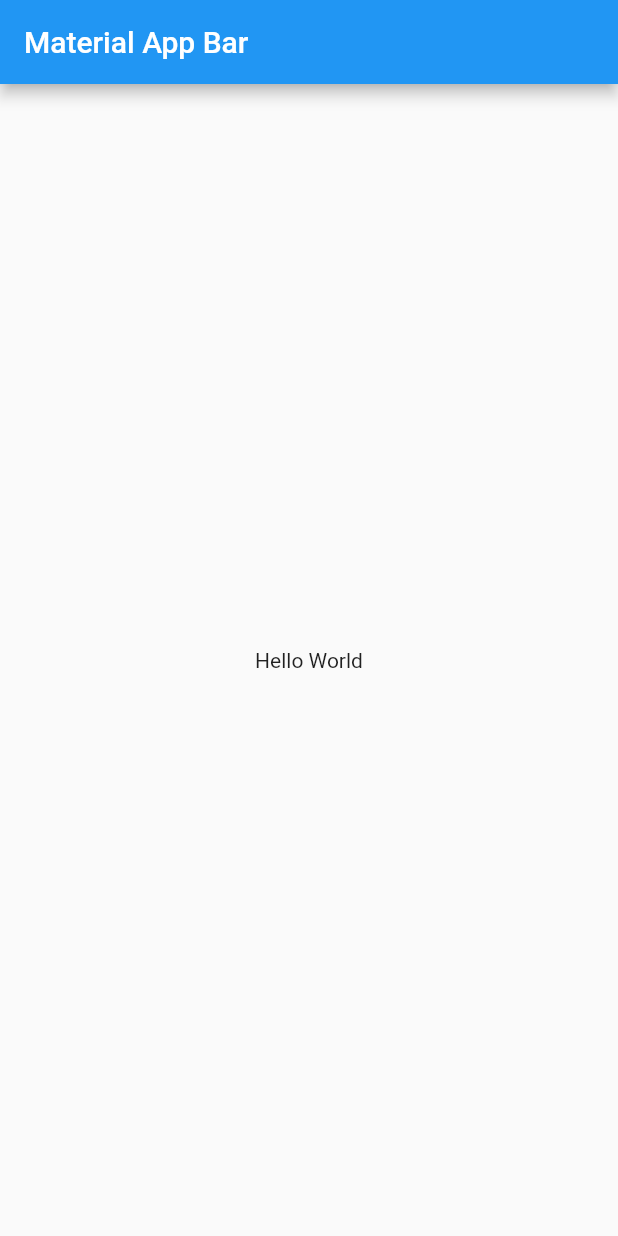
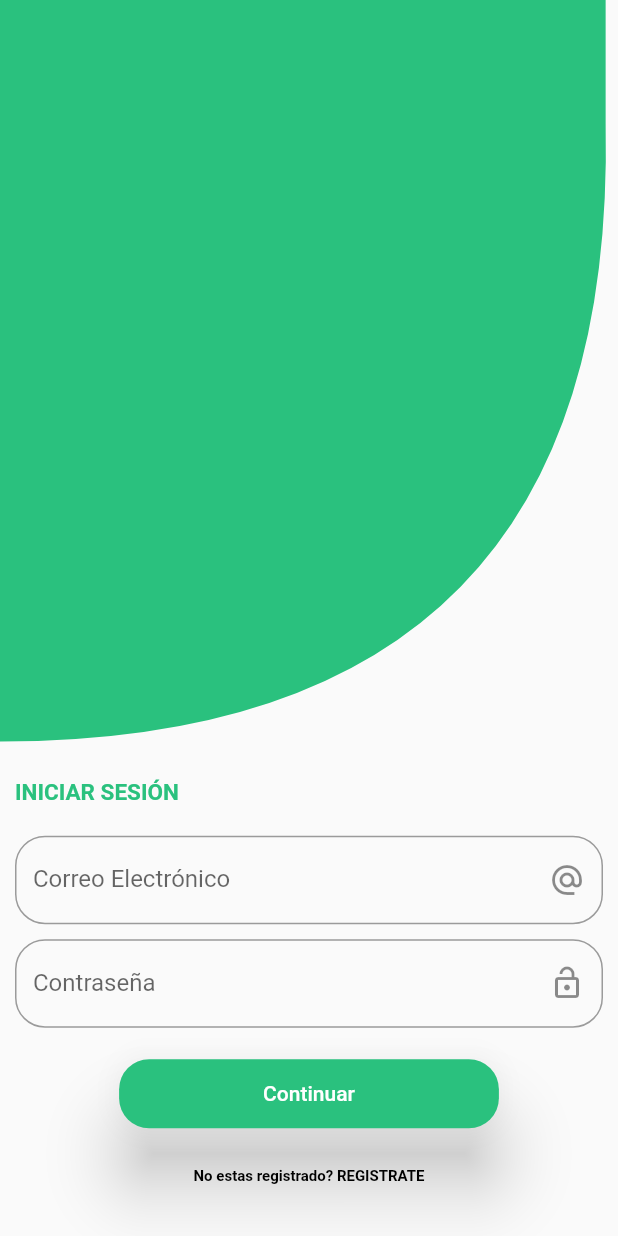
Before and after one commit to CristianX/SFTAgro, a Flutter app: the screen it shows after launch, on a phone screen of 412 x 824 dp. Run offline on Flutter 3.47's test engine with Material 2 defaults, Android fonts, the phone set to English and light mode, and no system bars.

Commit message:
Implementada la vista de login

```diff
--- a/lib/main.dart
+++ b/lib/main.dart
@@ -1,7 +1,7 @@
 import 'package:flutter/material.dart';
 
+import 'package:stfagro/src/pages/login_page.dart';
 
-import 'package:flutter/material.dart';
 
 void main() => runApp(MyApp());
 
@@ -9,18 +9,13 @@ class MyApp extends StatelessWidget {
   @override
   Widget build(BuildContext context) {
     return MaterialApp(
+      theme: ThemeData(
+        primaryColor: Color.fromRGBO(42, 193, 126, 1.0)
+      ),
       debugShowCheckedModeBanner: false,
-      title: 'Material App',
-      home: Scaffold(
-        appBar: AppBar(
-          title: Text('Material App Bar'),
-        ),
-        body: Center(
-          child: Container(
-            child: Text('Hello World'),
-          ),
-        ),
-      ),
+      title: 'SFTAgro',
+      home: LoginPage(),
+
     );
   }
 }
--- /dev/null
+++ b/lib/src/pages/login_page.dart
@@ -0,0 +1,108 @@
+import 'package:flutter/material.dart';
+import 'package:stfagro/src/widgets/headers.dart';
+
+class LoginPage extends StatelessWidget {
+  @override
+  Widget build(BuildContext context) {
+    return Scaffold(
+      body: Stack(
+        children: <Widget>[
+          HeaderCurvo(),
+          _LoginForm()
+        ],
+      )
+    );
+  }
+}
+
+class _LoginForm extends StatelessWidget {
+
+  @override
+  Widget build(BuildContext context) {
+
+
+    return SingleChildScrollView(
+      padding: EdgeInsetsDirectional.only( top: MediaQuery.of(context).size.height * 0.63 ),
+      physics: BouncingScrollPhysics(),
+      child: Column(
+        crossAxisAlignment: CrossAxisAlignment.start,
+        children: <Widget>[
+          Padding(
+            padding: const EdgeInsets.only( left: 10 ),
+            child: Text('INICIAR SESIÓN', style: TextStyle( color: Color.fromRGBO(42, 193, 126, 1), fontWeight: FontWeight.bold, fontSize: 15)),
+          ),
+          SizedBox( height: 20 ),
+          _CorreoElectronico(),
+          SizedBox( height: 10 ),
+          _Password(),
+          SizedBox( height: 20 ),
+          Center(child: _BotonContinuar()),
+          SizedBox( height: 25 ),
+          Center(child: Text('No estas registrado? REGISTRATE', style: TextStyle( color: Colors.black, fontWeight: FontWeight.bold, fontSize: 10))),
+          SizedBox( height: 20 ),
+        ],
+      ),
+    );
+  }
+}
+
+class _CorreoElectronico extends StatelessWidget {
+  @override
+  Widget build(BuildContext context) {
+    return Container(
+      padding: EdgeInsets.symmetric( horizontal: 10 ),
+      child: TextField(
+        keyboardType: TextInputType.emailAddress,
+        decoration: InputDecoration(
+          labelText: 'Correo Electrónico',
+          // helperText: 'CorreoElectrónico',
+          suffixIcon: Icon(Icons.alternate_email),
+          border: OutlineInputBorder(
+            borderRadius: BorderRadius.circular(20.0)
+          )
+        ),
+
+      ),
+    );
+  }
+}
+
+class _Password extends StatelessWidget {
+  @override
+  Widget build(BuildContext context) {
+    return Container(
+      padding: EdgeInsets.symmetric( horizontal: 10 ),
+      child: TextField(
+        obscureText: true,
+        keyboardType: TextInputType.visiblePassword,
+        decoration: InputDecoration(
+          labelText: 'Contraseña',
+          suffixIcon: Icon(Icons.lock_open_outlined),
+          border: OutlineInputBorder(
+            borderRadius: BorderRadius.circular(20.0)
+          )
+        ),
+
+      ),
+    );
+  }
+}
+
+class _BotonContinuar extends StatelessWidget {
+  @override
+  Widget build(BuildContext context) {
+    return RaisedButton(
+      child: Container(
+        padding: EdgeInsets.symmetric( horizontal: 80, vertical: 15 ),
+        child: Text( 'Continuar' ),
+      ),
+      shape: RoundedRectangleBorder(
+        borderRadius: BorderRadius.circular(20)
+      ),
+      elevation: 20,
+      color: Theme.of(context).primaryColor,
+      textColor: Colors.white,
+      onPressed: (){},
+    );
+  }
+}
--- /dev/null
+++ b/lib/src/widgets/headers.dart
@@ -0,0 +1,43 @@
+import 'package:flutter/material.dart';
+
+class HeaderCurvo extends StatelessWidget {
+  @override
+  Widget build(BuildContext context) {
+    return Container(
+      height: double.infinity,
+      width: double.infinity,
+      child: CustomPaint(
+        painter: _HeaderCurvoPainter(),
+      ),
+
+    );
+  }
+}
+
+class _HeaderCurvoPainter extends CustomPainter {
+
+  @override
+  void paint(Canvas canvas, Size size) {
+
+    final lapiz = Paint();
+
+    lapiz.color = Color.fromRGBO(42, 193, 126, 1.0);
+    lapiz.strokeWidth = 20;
+    lapiz.style = PaintingStyle.fill;
+
+    final path = new Path();
+
+    path.lineTo(0, size.height * 0.60);
+    path.quadraticBezierTo(size.width , size.height * 0.60, size.width * 0.98, size.height * 0.10);
+    path.lineTo(size.width * 0.98, 0);
+
+    canvas.drawPath(path, lapiz);
+
+  }
+
+  @override
+  bool shouldRepaint(covariant CustomPainter oldDelegate) {
+    return true;
+  }
+
+}
```
